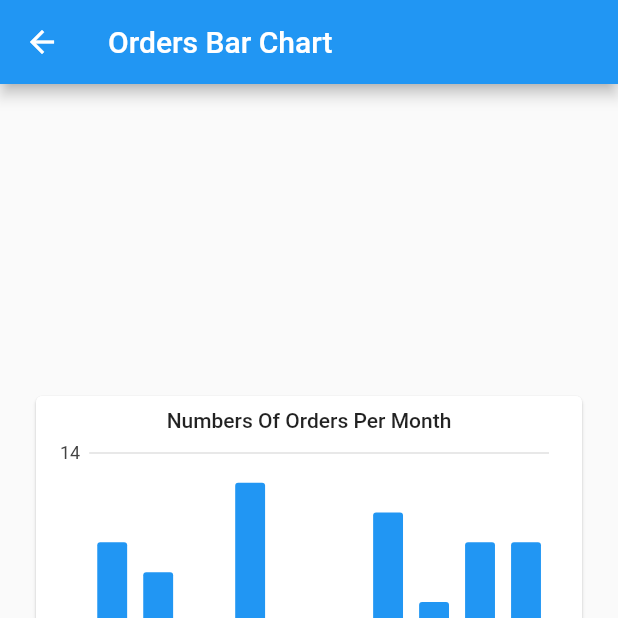
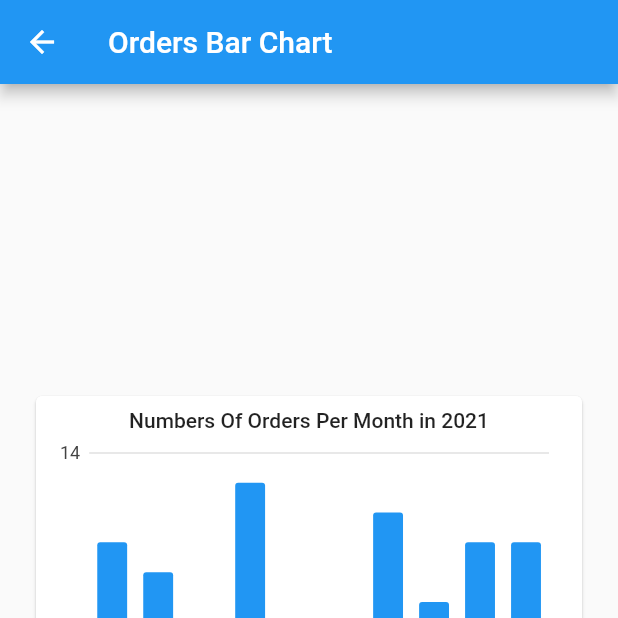
Before and after one commit to islamGharib/ecommerce_shop, a Flutter app: the screen it shows after launch, after a tap on "View Bar Chart", on a phone screen of 412 x 824 dp, the top half of it. Run offline on Flutter 3.47's test engine with Material 2 defaults, Android fonts, the light colour scheme and no system bars; our stand-ins replace bloc, charts_flutter, flutter_bloc.

Commit message:
finishing the app

```diff
--- a/lib/modules/orders_graph/Orders_Chart.dart
+++ b/lib/modules/orders_graph/bar_chart.dart
@@ -2,16 +2,16 @@ import 'package:ecommerce_shop/model/orders_bar_chart_model.dart';
 import 'package:flutter/material.dart';
 import 'package:charts_flutter/flutter.dart' as charts;
 
-class OrdersChart extends StatelessWidget {
+class BarChart extends StatelessWidget {
   final List<OrdersGraphModel> data;
 
-  OrdersChart(this.data);
+  BarChart(this.data);
 
   @override
   Widget build(BuildContext context) {
     List<charts.Series<OrdersGraphModel, String>> series = [
       charts.Series(
-          id: "Subscribers",
+          id: "orders",
           data: data,
           domainFn: (OrdersGraphModel series, _) => series.month,
           measureFn: (OrdersGraphModel series, _) => series.numberOfOrdersPerMonth,
@@ -28,7 +28,7 @@ class OrdersChart extends StatelessWidget {
           child: Column(
             children: <Widget>[
               Text(
-                "Numbers Of Orders Per Month",
+                "Numbers Of Orders Per Month in 2021",
                 style: Theme.of(context).textTheme.bodyText1,
               ),
               Expanded(
--- a/lib/modules/orders_graph/bar_chart_graph.dart
+++ b/lib/modules/orders_graph/orders_graph.dart
@@ -1,5 +1,5 @@
 import 'package:ecommerce_shop/model/orders_bar_chart_model.dart';
-import 'package:ecommerce_shop/modules/orders_graph/Orders_Chart.dart';
+import 'package:ecommerce_shop/modules/orders_graph/bar_chart.dart';
 import 'package:ecommerce_shop/shared/cubit/cubit.dart';
 import 'package:ecommerce_shop/shared/cubit/states.dart';
 import 'package:flutter/cupertino.dart';
@@ -7,7 +7,7 @@ import 'package:flutter/material.dart';
 import 'package:flutter_bloc/flutter_bloc.dart';
 import 'package:charts_flutter/flutter.dart' as charts;
 
-class OrdersBarChartGraph extends StatelessWidget {
+class OrdersGraph extends StatelessWidget {
 
   @override
   Widget build(BuildContext context) {
@@ -32,7 +32,7 @@ class OrdersBarChartGraph extends StatelessWidget {
             title: Text('Orders Bar Chart'),
           ),
           body: Center(
-            child: OrdersChart(data),
+            child: BarChart(data),
           ),
 
         );
--- a/lib/modules/orders_metrics/orders.dart
+++ b/lib/modules/orders_metrics/orders.dart
@@ -1,4 +1,4 @@
-import 'package:ecommerce_shop/modules/orders_graph/bar_chart_graph.dart';
+import 'package:ecommerce_shop/modules/orders_graph/orders_graph.dart';
 import 'package:ecommerce_shop/shared/cubit/cubit.dart';
 import 'package:ecommerce_shop/shared/cubit/states.dart';
 import 'package:flutter/cupertino.dart';
@@ -20,13 +20,31 @@ class OrdersMetrics extends StatelessWidget {
           body: Column(
             mainAxisAlignment: MainAxisAlignment.center,
             children: [
-              Container(
-                color: Colors.white,
-                padding: EdgeInsets.all(20.0),
+              Padding(
+                padding: const EdgeInsets.all(20.0),
+                child: Container(
+                  decoration: BoxDecoration(
+                    border: Border.all(width: 1),
+                    borderRadius: BorderRadius.all(Radius.circular(10)),
+                  ),
                   child: Table(
-                  border: TableBorder.all(color: Colors.black),
+                    border: TableBorder.symmetric(inside: BorderSide(width: 2, color: Colors.black)),
+                    defaultVerticalAlignment: TableCellVerticalAlignment.middle,
+                    columnWidths: const{
+                      0: FlexColumnWidth(),
+                      1: FlexColumnWidth(),
+                      2: FlexColumnWidth(),
+                    },
                     children: [
-                    TableRow(children: [
+                      TableRow(
+                        decoration: BoxDecoration(color: Colors.blue[100],
+                          border: Border.all(width: 1,),
+                          borderRadius: BorderRadius.only(
+                            topLeft: Radius.circular(10),
+                            topRight: Radius.circular(10),
+                          ),
+                        ),
+                        children: [
                         Text(
                           'total count',
                           textAlign: TextAlign.center,
@@ -67,13 +85,14 @@ class OrdersMetrics extends StatelessWidget {
                     ],
                   ),
                 ),
+              ),
               SizedBox(height: 30,),
               TextButton(
                   onPressed: (){
                     Navigator.push(
                       context,
                       MaterialPageRoute(
-                        builder: (context) => OrdersBarChartGraph(),
+                        builder: (context) => OrdersGraph(),
                       ),
                     );
                   },
```
Lines whose indentation alone changed are shown as unchanged.
